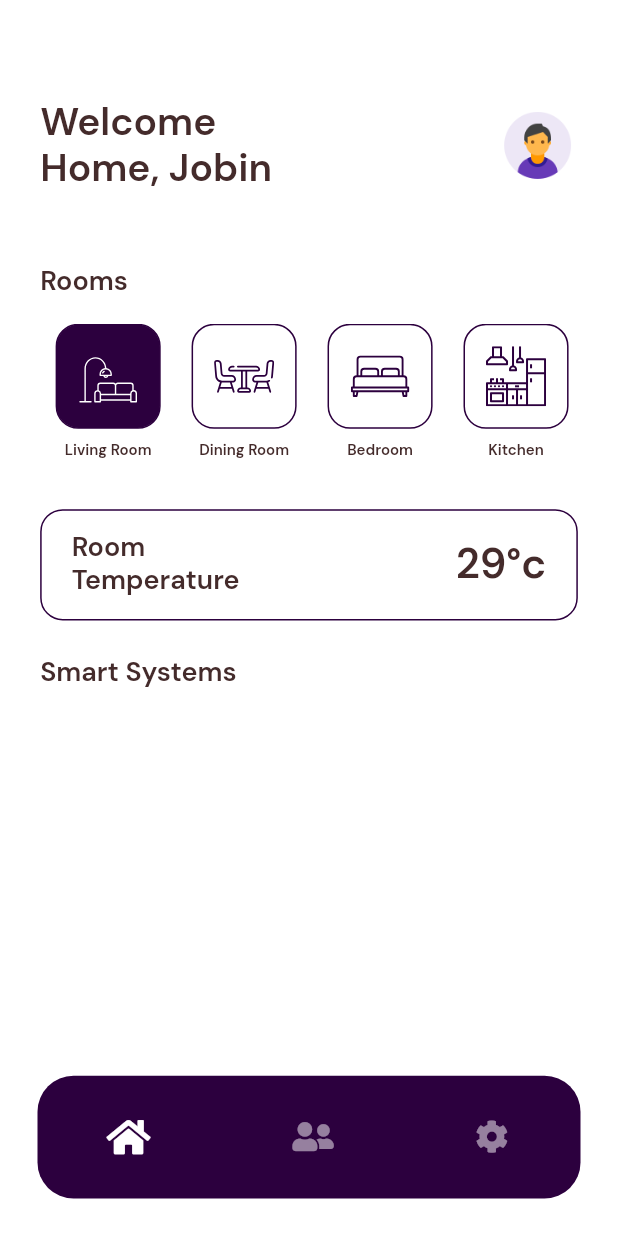
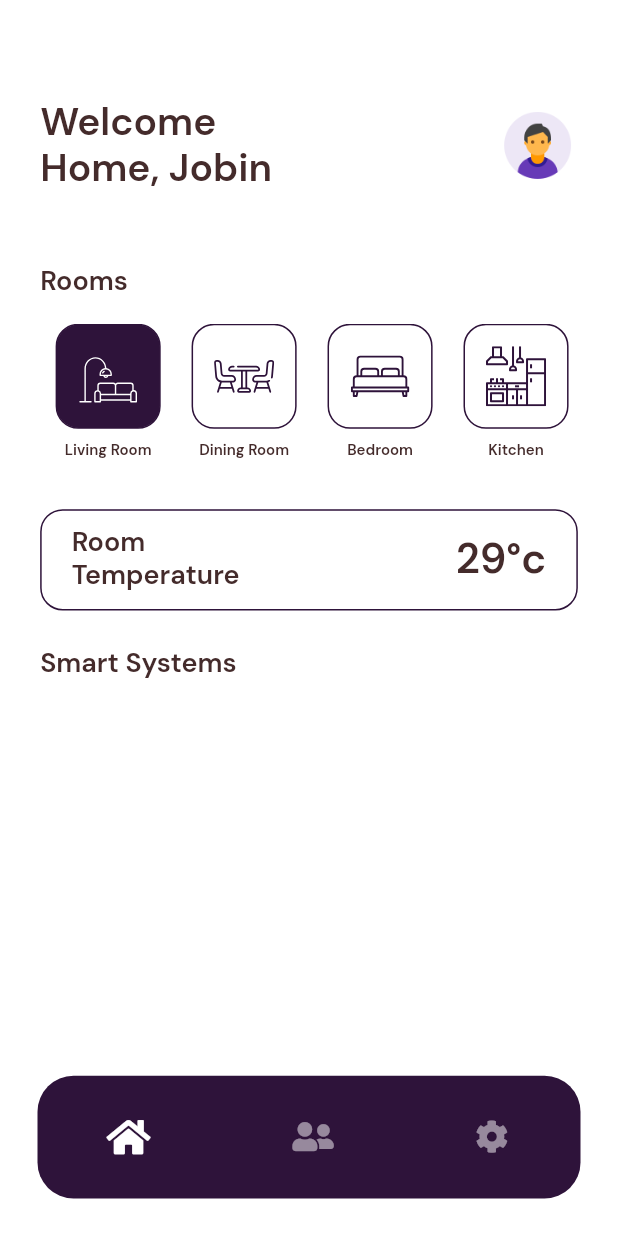
Before and after one commit to JobinBiju/Home-Fi, a Flutter app: the screen it shows after launch, on a phone screen of 412 x 824 dp. Run offline on Flutter 3.47's test engine with Material 2 defaults, Android fonts, the phone set to English and light mode, and no system bars; our stand-ins replace flutter_svg, font_awesome_flutter, get, google_fonts, lottie.

Commit message:
Minor refactoring

```diff
--- a/lib/app/modules/home/views/dashboard_view.dart
+++ b/lib/app/modules/home/views/dashboard_view.dart
@@ -79,8 +79,8 @@ class DashboardView extends GetView<HomeController> {
           ),
           SizedBox(height: size.height * 0.03),
           Container(
-            height: Get.height * 0.09,
-            padding: EdgeInsets.symmetric(horizontal: 20, vertical: 10),
+            height: Get.height * 0.082,
+            padding: EdgeInsets.symmetric(horizontal: 20, vertical: 5),
             decoration: BoxDecoration(
               borderRadius: BorderRadius.circular(15),
               color: Theme.of(context).scaffoldBackgroundColor,
--- a/lib/app/theme/color_theme.dart
+++ b/lib/app/theme/color_theme.dart
@@ -5,7 +5,7 @@ class GFTheme {
   static const white2 = Color(0xffeeeeee);
 
 // Define maroon colors here
-  static const primaryMaroon = Color(0xff2c003e);
+  static const primaryMaroon = Color(0xff2e133a);
   static const secondaryMaroon = Color(0xff86003c);
   static const secondaryGrey = Color(0xff442b2b);
   static const primaryGrey = Color(0xff1a1111);
```
